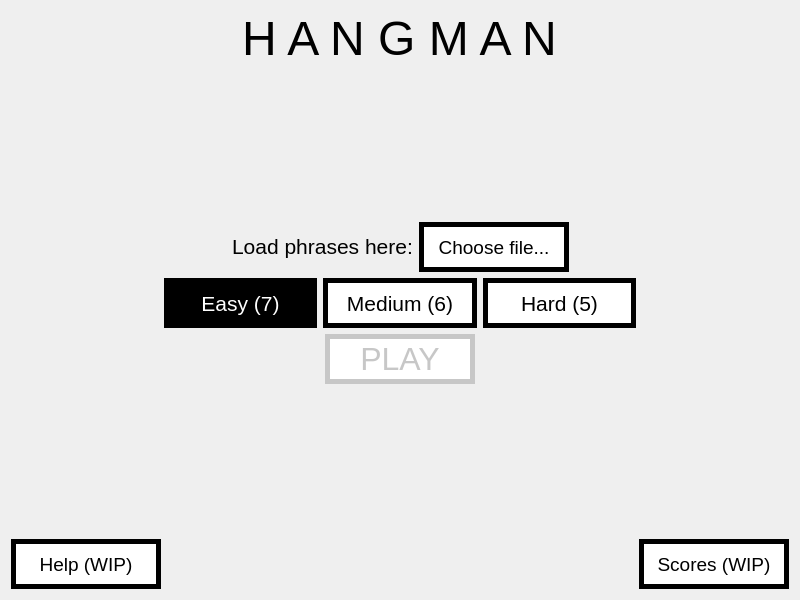
This is scenes/Menu/Menu.ui in DLowHP/Hangman as Qt 5 draws it before an edit. The edited form follows.
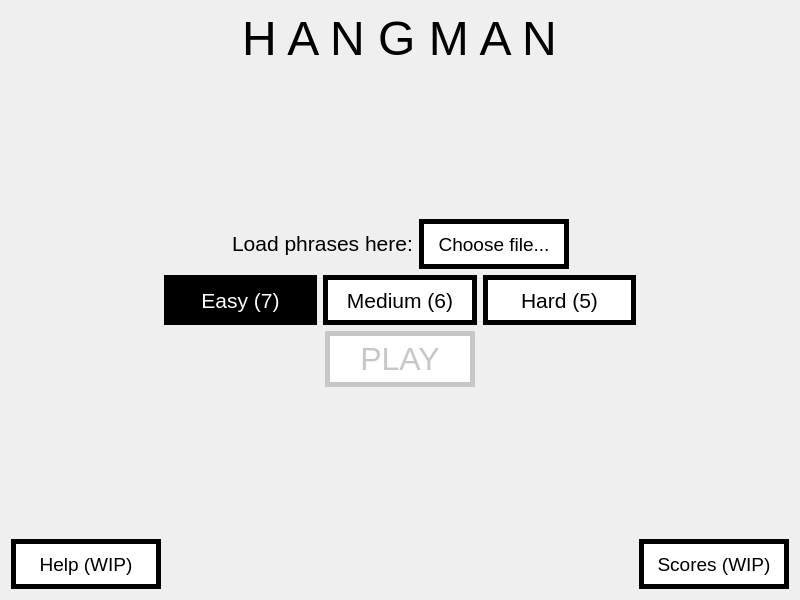
This is the edited form.

```diff
--- a/scenes/Menu/Menu.ui
+++ b/scenes/Menu/Menu.ui
@@ -80,6 +80,7 @@
          <property name="styleSheet">
           <string notr="true">QPushButton {
 	border: 5px solid #000000;
+	padding: 5px;
 	font-size: 14pt;
 	color: #000000;
 	background-color: #ffffff;
@@ -190,6 +191,7 @@
          <property name="styleSheet">
           <string notr="true">QPushButton {
 	border: 5px solid #000000;
+	padding: 5px;
 	font-size: 16pt;
 	background-color: #ffffff;
 	color: #000000;
@@ -305,6 +307,7 @@
          <property name="styleSheet">
           <string notr="true">QPushButton {
 	border: 5px solid #000000;
+	padding: 5px;
 	font-size: 24pt;
 	background-color: #000000;
 	color: #ffffff;
```
Left out of the diff: 2 changed lines with no effect on the pictures.
